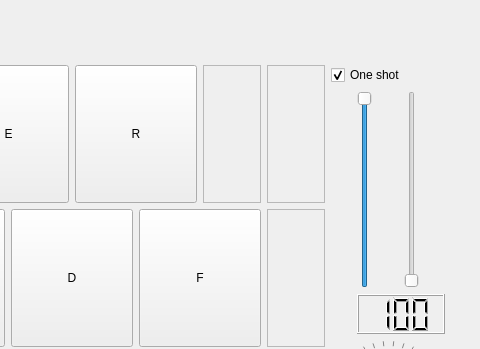
Qt form src/mainwindow.ui (goldengun1/Music_Board) before a commit; both pictures show x 470 to 950 and y 0 to 349 of the 950 by 600 pixel window.
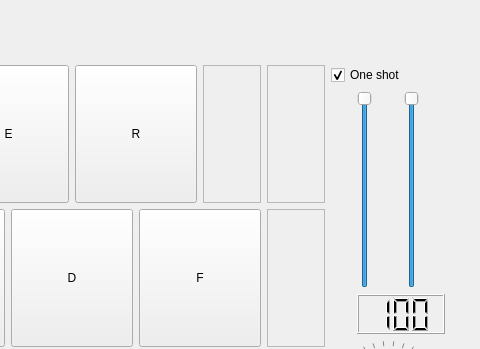
The same form after that commit. Icons and pictures are not drawn. Custom widgets are drawn as their Qt base class.

Patch:
```diff
--- a/src/mainwindow.ui
+++ b/src/mainwindow.ui
@@ -731,7 +731,13 @@
       </widget>
      </item>
      <item row="1" column="3">
-      <widget class="QSlider" name="verticalSlider_2">
+      <widget class="QSlider" name="masterVolumeSlider">
+       <property name="maximum">
+        <number>100</number>
+       </property>
+       <property name="value">
+        <number>100</number>
+       </property>
        <property name="orientation">
         <enum>Qt::Vertical</enum>
        </property>
```
